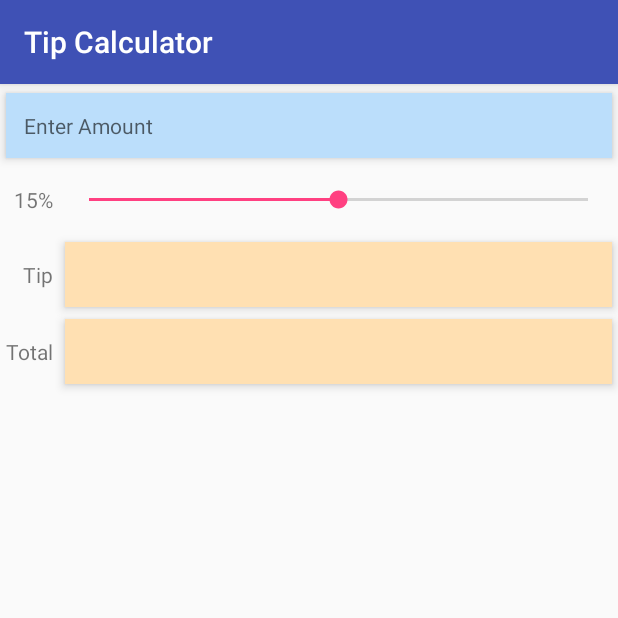
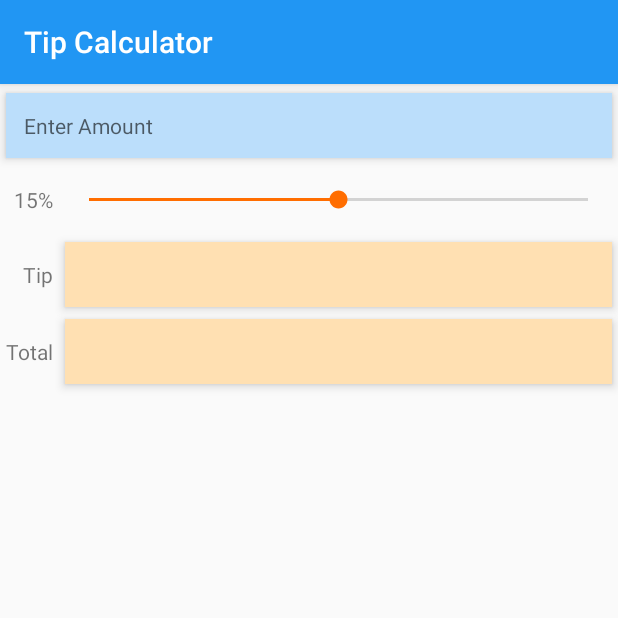
Before and after one commit to OlegVerechshagin/TipCalculator, an Android app: the screen it shows after launch (MainActivity), on a phone screen of 412 x 824 dp, the top half of it. Run offline under Robolectric (Android 15) with nearby library versions, the phone set to English and light mode, and no system bars.

Commit message:
Create my resource: styleTextView. Changed colors theme app.

```diff
--- a/app/src/main/res/layout/activity_main.xml
+++ b/app/src/main/res/layout/activity_main.xml
@@ -54,15 +54,12 @@
         android:layout_gravity="right"
         android:text="@string/tip" />
 
+    <!-- мое свойство - атрибут style -->
     <TextView
         android:id="@+id/tipTextView"
         android:layout_width="wrap_content"
         android:layout_height="wrap_content"
-        android:layout_gravity="fill_horizontal"
-        android:background="@color/result_background"
-        android:elevation="@dimen/elevation"
-        android:gravity="center"
-        android:padding="@dimen/textview_padding" />
+        style="@style/styleTextView" />
 
     <TextView
         android:id="@+id/totalLabelTextView"
@@ -75,10 +72,6 @@
         android:id="@+id/totalTextView"
         android:layout_width="wrap_content"
         android:layout_height="wrap_content"
-        android:layout_gravity="fill_horizontal"
-        android:background="@color/result_background"
-        android:elevation="@dimen/elevation"
-        android:gravity="center"
-        android:padding="@dimen/textview_padding" />
+        style="@style/styleTextView" />
 
 </GridLayout>
--- a/app/src/main/res/values/colors.xml
+++ b/app/src/main/res/values/colors.xml
@@ -1,8 +1,8 @@
 <?xml version="1.0" encoding="utf-8"?>
 <resources>
-    <color name="colorPrimary">#3F51B5</color>
-    <color name="colorPrimaryDark">#303F9F</color>
-    <color name="colorAccent">#FF4081</color>
+    <color name="colorPrimary">#2196f3</color>
+    <color name="colorPrimaryDark">#1976d2</color>
+    <color name="colorAccent">#ff6d00</color>
     <color name="amount_background">#bbdefb</color>
     <color name="result_background">#ffe0b2</color>
 </resources>
--- a/app/src/main/res/values/styles.xml
+++ b/app/src/main/res/values/styles.xml
@@ -7,5 +7,13 @@
         <item name="colorPrimaryDark">@color/colorPrimaryDark</item>
         <item name="colorAccent">@color/colorAccent</item>
     </style>
-
+    <!-- мой ресурс styleTextView со значениями свойств:
+         layout_gravity, background, elevation, gravity, padding  -->
+    <style name="styleTextView">
+        <item name="android:layout_gravity">fill_horizontal</item>
+        <item name="android:background">@color/result_background</item>
+        <item name="android:elevation">@dimen/elevation</item>
+        <item name="android:gravity">center</item>
+        <item name="android:padding">@dimen/textview_padding</item>
+    </style>
 </resources>
```
